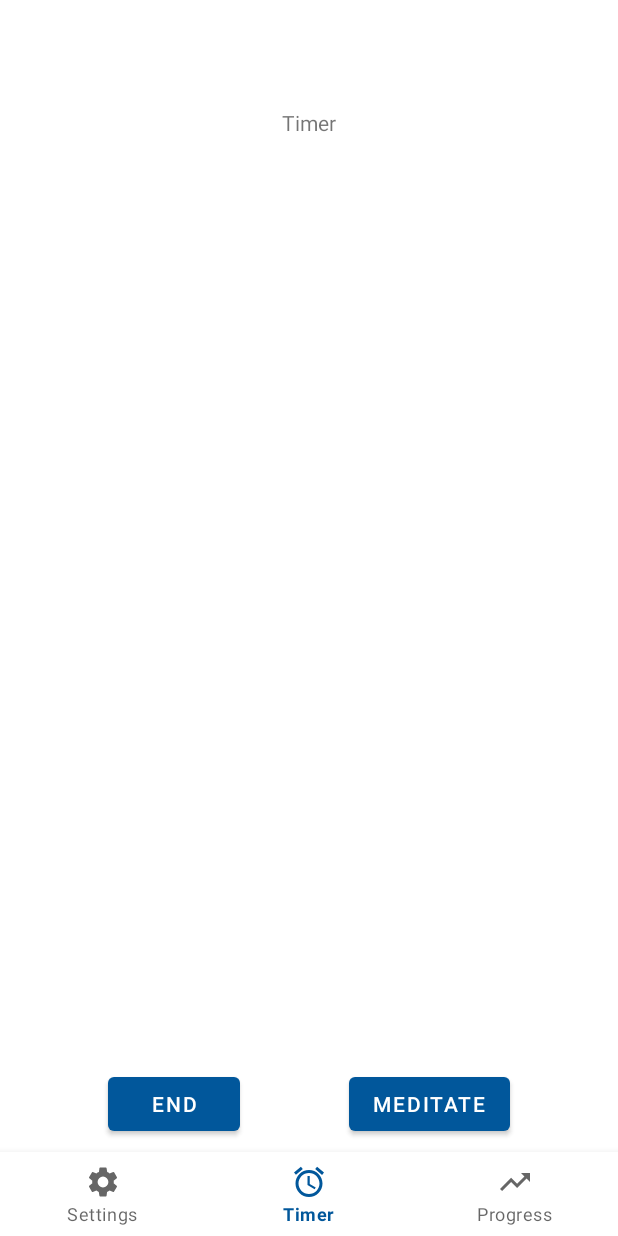
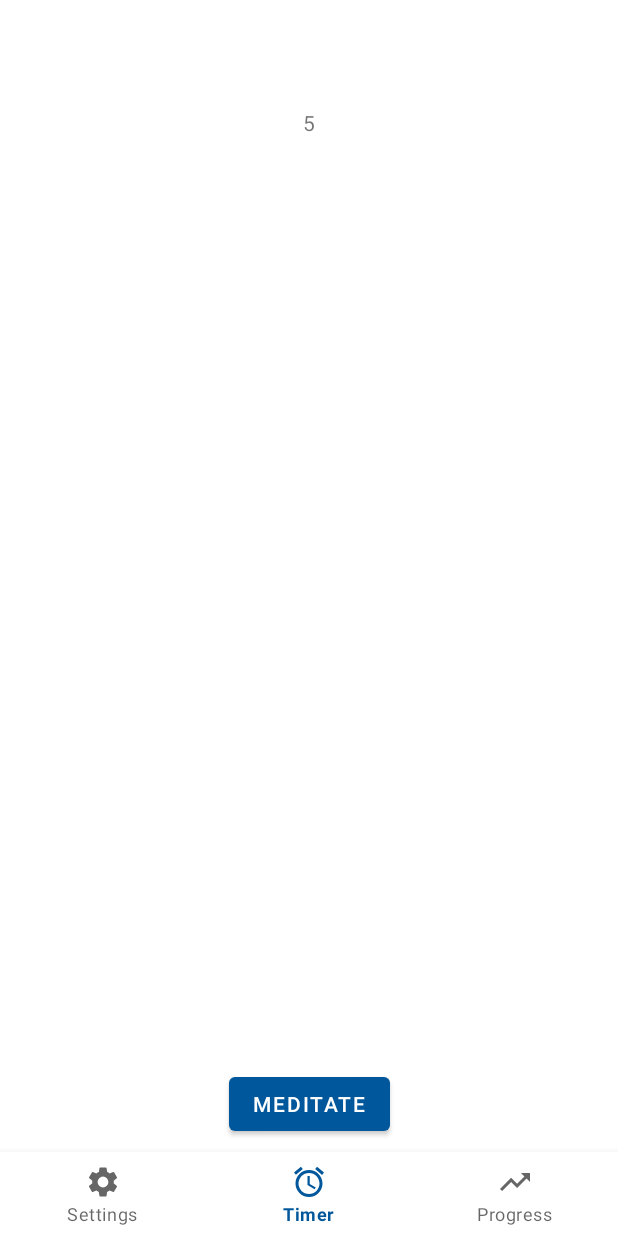
Before and after one commit to j-m-hoffmann/Meditate, an Android app: the screen it shows after launch (MainActivity), on a phone screen of 412 x 824 dp. Run offline under Robolectric (Android 15) with nearby library versions, the phone set to English and light mode, and no system bars; our stand-ins replace data binding, navigation-ui.

Commit message:
feat: use databinding to: - display remaining time - toggle button visibility - toggle button text - bind buttons to functions

```diff
--- a/app/src/main/res/layout/timer_fragment.xml
+++ b/app/src/main/res/layout/timer_fragment.xml
@@ -2,6 +2,15 @@
 <layout xmlns:android="http://schemas.android.com/apk/res/android"
     xmlns:app="http://schemas.android.com/apk/res-auto"
     xmlns:tools="http://schemas.android.com/tools">
+
+    <data>
+
+        <import type="android.view.View" />
+
+        <variable
+            name="viewModel"
+            type="com.gitlab.j_m_hoffmann.meditate.ui.timer.TimerViewModel" />
+    </data>
 
     <androidx.constraintlayout.widget.ConstraintLayout
         android:layout_width="match_parent"
@@ -9,11 +18,11 @@
         tools:context=".ui.timer.TimerFragment">
 
         <TextView
-            android:id="@+id/textView"
+            android:id="@+id/time_remaining"
             android:layout_width="wrap_content"
             android:layout_height="wrap_content"
             android:layout_marginTop="16dp"
-            android:text="@string/timer"
+            app:formatTime="@{viewModel.timeRemaining}"
             app:layout_constraintEnd_toEndOf="parent"
             app:layout_constraintStart_toStartOf="parent"
             app:layout_constraintTop_toTopOf="parent" />
@@ -23,20 +32,37 @@
             android:layout_width="wrap_content"
             android:layout_height="wrap_content"
             android:layout_marginBottom="@dimen/navbar_plus_eight"
+            android:onClick="@{() -> viewModel.startSession()}"
             android:text="@string/meditate"
+            android:visibility="@{viewModel.sessionInProgress ? View.GONE : View.VISIBLE}"
             app:layout_constraintBottom_toBottomOf="parent"
             app:layout_constraintEnd_toEndOf="parent"
             app:layout_constraintHorizontal_bias="0.5"
-            app:layout_constraintStart_toEndOf="@+id/stop_session" />
+            app:layout_constraintStart_toStartOf="parent" />
 
         <Button
-            android:id="@+id/stop_session"
+            android:id="@+id/pause_or_resume_session"
             android:layout_width="wrap_content"
             android:layout_height="wrap_content"
             android:layout_marginBottom="@dimen/navbar_plus_eight"
+            android:onClick="@{() -> viewModel.pauseOrResumeSession()}"
+            android:text="@{viewModel.sessionPaused ? @string/resume : @string/pause}"
+            android:visibility="@{viewModel.sessionInProgress ? View.VISIBLE : View.GONE}"
+            app:layout_constraintBottom_toBottomOf="parent"
+            app:layout_constraintEnd_toEndOf="parent"
+            app:layout_constraintHorizontal_bias="0.5"
+            app:layout_constraintStart_toEndOf="@+id/end_session" />
+
+        <Button
+            android:id="@+id/end_session"
+            android:layout_width="wrap_content"
+            android:layout_height="wrap_content"
+            android:layout_marginBottom="@dimen/navbar_plus_eight"
+            android:onClick="@{() -> viewModel.endSession()}"
             android:text="@string/end"
+            android:visibility="@{viewModel.sessionInProgress ? View.VISIBLE : View.GONE}"
             app:layout_constraintBottom_toBottomOf="parent"
-            app:layout_constraintEnd_toStartOf="@+id/start_session"
+            app:layout_constraintEnd_toStartOf="@+id/pause_or_resume_session"
             app:layout_constraintHorizontal_bias="0.5"
             app:layout_constraintStart_toStartOf="parent" />
 
```
